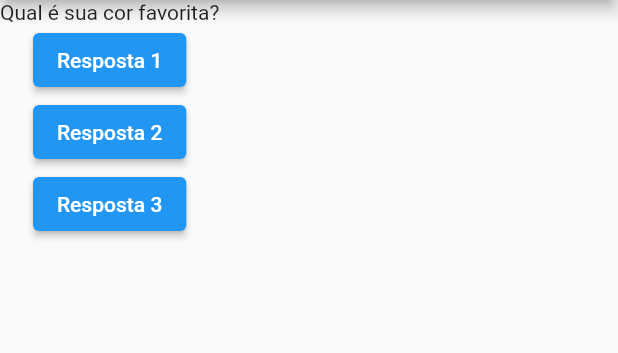
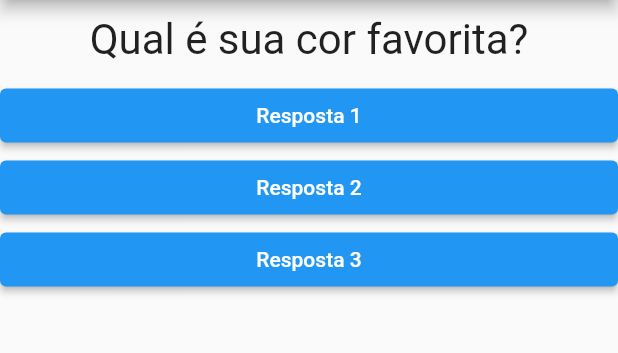
Before and after one commit to jonataslaet/udemy, a Flutter app: the screen it shows after launch, on a phone screen of 412 x 824 dp, the part 84-437 px from its top. Run offline on Flutter 3.47's test engine with Material 2 defaults, Android fonts, the light colour scheme and no system bars.

Commit message:
curso-flutter
Aplicando Estilo ao Widget Questão
Desafio Novo Widget
Passando Função Callback

```diff
--- a/ws-curso-flutter/projeto_perguntas/lib/main.dart
+++ b/ws-curso-flutter/projeto_perguntas/lib/main.dart
@@ -1,4 +1,5 @@
 import 'package:flutter/material.dart';
+import 'package:projeto_perguntas/resposta.dart';
 
 import './questao.dart';
 
@@ -30,9 +31,9 @@
         body: Column(
           children: [
             Questao(perguntas[_perguntaSelecionada]),
-            ElevatedButton(onPressed: _responder, child: Text('Resposta 1')),
-            ElevatedButton(onPressed: _responder, child: Text('Resposta 2')),
-            ElevatedButton(onPressed: _responder, child: Text('Resposta 3')),
+            Resposta('Resposta 1', _responder),
+            Resposta('Resposta 2', _responder),
+            Resposta('Resposta 3', _responder),
           ],
         ),
       ),
--- a/ws-curso-flutter/projeto_perguntas/lib/questao.dart
+++ b/ws-curso-flutter/projeto_perguntas/lib/questao.dart
@@ -7,6 +7,14 @@
 
   @override
   Widget build(BuildContext context) {
-    return Text(texto);
+    return Container(
+      width: double.infinity,
+      margin: EdgeInsets.all(10),
+      child: Text(
+        texto,
+        style: TextStyle(fontSize: 28),
+        textAlign: TextAlign.center,
+      ),
+    );
   }
 }
--- /dev/null
+++ b/ws-curso-flutter/projeto_perguntas/lib/resposta.dart
@@ -0,0 +1,25 @@
+import 'package:flutter/cupertino.dart';
+import 'package:flutter/material.dart';
+import 'package:flutter/src/widgets/framework.dart';
+
+class Resposta extends StatelessWidget {
+  final String texto;
+  final void Function() quandoSelecionado;
+
+  Resposta(this.texto, this.quandoSelecionado);
+
+  @override
+  Widget build(BuildContext context) {
+    var textStyle = TextStyle(color: Colors.white);
+    return Container(
+      width: double.infinity,
+      child: ElevatedButton(
+          onPressed: quandoSelecionado,
+          child: Text(
+            texto,
+            style: textStyle,
+            selectionColor: Colors.blue,
+          )),
+    );
+  }
+}
```
